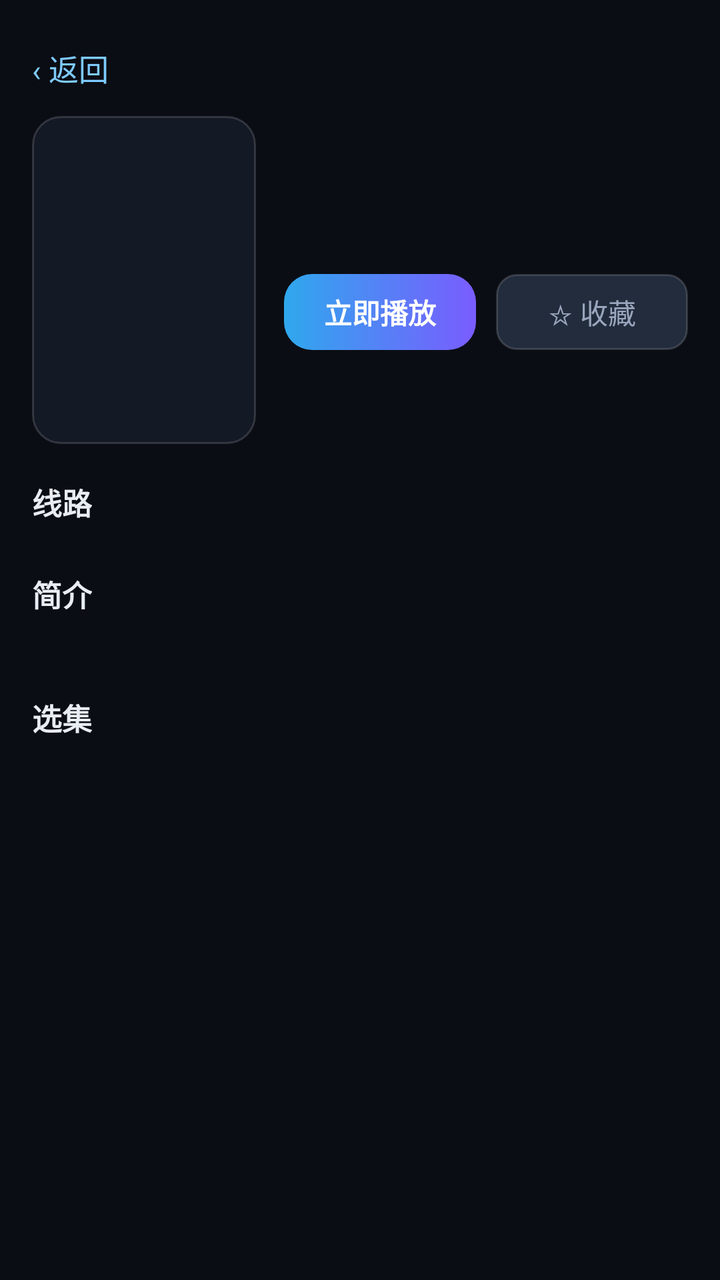
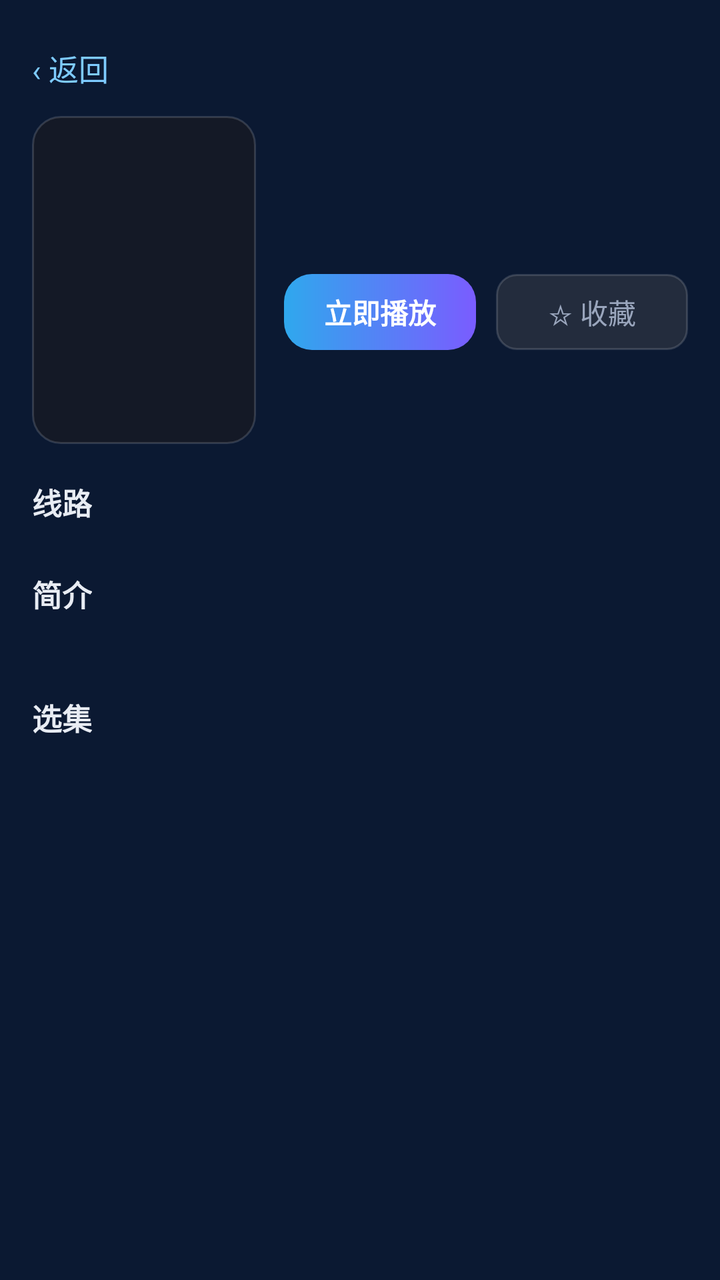

The first picture is an Android layout as it rendered before a commit; the second is the same layout after the commit. The layout source and the unified diff follow.
<!-- AndroidManifest.xml: application theme Theme.AIStream -->
<!-- res/layout/activity_detail.xml -->
<?xml version="1.0" encoding="utf-8"?>
<FrameLayout xmlns:android="http://schemas.android.com/apk/res/android"
    xmlns:app="http://schemas.android.com/apk/res-auto"
    android:layout_width="match_parent"
    android:layout_height="match_parent"
    android:background="@color/bg">

    <ScrollView
        android:layout_width="match_parent"
        android:layout_height="match_parent">

    <LinearLayout
        android:layout_width="match_parent"
        android:layout_height="wrap_content"
        android:orientation="vertical"
        android:padding="16dp">

    <TextView
        android:id="@+id/btnBack"
        android:layout_width="wrap_content"
        android:layout_height="36dp"
        android:gravity="center_vertical"
        android:text="‹ 返回"
        android:textColor="@color/accent_soft"
        android:textSize="15sp" />

    <LinearLayout
        android:layout_width="match_parent"
        android:layout_height="wrap_content"
        android:layout_marginTop="6dp"
        android:orientation="horizontal">

        <FrameLayout
            android:layout_width="112dp"
                android:layout_height="164dp"
                android:background="@drawable/bg_card">

                <ImageView
                    android:id="@+id/imgPoster"
                    android:layout_width="match_parent"
                    android:layout_height="match_parent"
                    android:contentDescription="@string/app_name"
                    android:scaleType="centerCrop" />

            </FrameLayout>

            <LinearLayout
                android:layout_width="0dp"
                android:layout_height="wrap_content"
                android:layout_marginStart="14dp"
                android:layout_weight="1"
                android:orientation="vertical">

                <TextView
                    android:id="@+id/tvTitle"
                    android:layout_width="wrap_content"
                    android:layout_height="wrap_content"
                    android:textColor="@color/fg"
                    android:textSize="18sp"
                    android:textStyle="bold" />

                <TextView
                    android:id="@+id/tvMeta"
                    android:layout_width="wrap_content"
                    android:layout_height="wrap_content"
                    android:layout_marginTop="6dp"
                    android:textColor="@color/fg_dim"
                    android:textSize="12sp" />

                <TextView
                    android:id="@+id/tvScore"
                    android:layout_width="wrap_content"
                    android:layout_height="wrap_content"
                    android:layout_marginTop="4dp"
                    android:textColor="#FFFFC857"
                    android:textSize="12sp" />

                <LinearLayout
                    android:layout_width="match_parent"
                    android:layout_height="wrap_content"
                    android:layout_marginTop="12dp"
                    android:baselineAligned="false"
                    android:orientation="horizontal">

                    <TextView
                        android:id="@+id/btnPlay"
                        android:layout_width="0dp"
                        android:layout_height="38dp"
                        android:layout_weight="1"
                        android:background="@drawable/bg_btn"
                        android:gravity="center"
                        android:text="@string/play_now"
                        android:textColor="@android:color/white"
                        android:textSize="14sp"
                        android:textStyle="bold" />

                    <TextView
                        android:id="@+id/btnFav"
                        android:layout_width="0dp"
                        android:layout_height="38dp"
                        android:layout_marginStart="10dp"
                        android:layout_weight="1"
                        android:background="@drawable/bg_chip"
                        android:gravity="center"
                        android:text="☆ 收藏"
                        android:textColor="@color/fg_dim"
                        android:textSize="14sp" />

                </LinearLayout>

            </LinearLayout>

        </LinearLayout>

        <TextView
            android:id="@+id/labLines"
            android:layout_width="wrap_content"
            android:layout_height="wrap_content"
            android:layout_marginTop="18dp"
            android:text="@string/label_line"
            android:textColor="@color/fg"
            android:textSize="15sp"
            android:textStyle="bold" />

        <androidx.recyclerview.widget.RecyclerView
            android:id="@+id/rvLines"
            android:layout_width="match_parent"
            android:layout_height="wrap_content"
            android:layout_marginTop="8dp"
            android:clipToPadding="false"
            android:orientation="horizontal"
            app:layoutManager="androidx.recyclerview.widget.LinearLayoutManager" />

        <TextView
            android:id="@+id/labParse"
            android:layout_width="wrap_content"
            android:layout_height="wrap_content"
            android:layout_marginTop="14dp"
            android:text="@string/label_parser"
            android:textColor="@color/fg"
            android:textSize="15sp"
            android:textStyle="bold"
            android:visibility="gone" />

        <androidx.recyclerview.widget.RecyclerView
            android:id="@+id/rvParse"
            android:layout_width="match_parent"
            android:layout_height="wrap_content"
            android:layout_marginTop="8dp"
            android:clipToPadding="false"
            android:orientation="horizontal"
            android:visibility="gone"
            app:layoutManager="androidx.recyclerview.widget.LinearLayoutManager" />

        <TextView
            android:layout_width="wrap_content"
            android:layout_height="wrap_content"
            android:layout_marginTop="16dp"
            android:text="@string/detail_plot"
            android:textColor="@color/fg"
            android:textSize="15sp"
            android:textStyle="bold" />

        <TextView
            android:id="@+id/tvPlot"
            android:layout_width="match_parent"
            android:layout_height="wrap_content"
            android:layout_marginTop="6dp"
            android:lineSpacingExtra="3dp"
            android:textColor="@color/fg_dim"
            android:textSize="13sp" />

        <TextView
            android:id="@+id/labEps"
            android:layout_width="wrap_content"
            android:layout_height="wrap_content"
            android:layout_marginTop="16dp"
            android:text="@string/label_episodes"
            android:textColor="@color/fg"
            android:textSize="15sp"
            android:textStyle="bold" />

        <androidx.recyclerview.widget.RecyclerView
            android:id="@+id/rvEps"
            android:layout_width="match_parent"
            android:layout_height="wrap_content"
            android:layout_marginTop="8dp"
            android:clipToPadding="false" />

    </LinearLayout>

    </ScrollView>

    
    <LinearLayout
        android:id="@+id/loadOverlay"
        android:layout_width="match_parent"
        android:layout_height="match_parent"
        android:background="@color/bg"
        android:gravity="center"
        android:orientation="vertical"
        android:visibility="gone">

        <TextView
            android:id="@+id/tvLoadTitle"
            android:layout_width="wrap_content"
            android:layout_height="wrap_content"
            android:text="正在优化加载线路"
            android:textColor="@color/fg"
            android:textSize="19sp"
            android:textStyle="bold" />

        <TextView
            android:id="@+id/tvLoadCount"
            android:layout_width="wrap_content"
            android:layout_height="wrap_content"
            android:layout_marginTop="10dp"
            android:textColor="@color/accent_soft"
            android:textSize="15sp" />

        <TextView
            android:id="@+id/tvLoadInfo"
            android:layout_width="wrap_content"
            android:layout_height="wrap_content"
            android:layout_marginTop="6dp"
            android:textColor="@color/fg_dim"
            android:textSize="13sp" />

        <ProgressBar
            android:layout_width="30dp"
            android:layout_height="30dp"
            android:layout_marginTop="18dp" />

        <TextView
            android:id="@+id/btnLoadPlay"
            android:layout_width="wrap_content"
            android:layout_height="42dp"
            android:layout_marginTop="20dp"
            android:background="@drawable/bg_btn"
            android:gravity="center"
            android:paddingStart="34dp"
            android:paddingEnd="34dp"
            android:text="立即播放"
            android:textColor="@android:color/white"
            android:textSize="15sp"
            android:textStyle="bold" />

        <TextView
            android:id="@+id/tvLoadTip"
            android:layout_width="wrap_content"
            android:layout_height="wrap_content"
            android:layout_marginTop="10dp"
            android:text="等全部线路就绪自动进入 · 急着看可点上面直接播"
            android:textColor="@color/fg_dim"
            android:textSize="12sp" />

    </LinearLayout>

</FrameLayout>
<!-- resources referenced by this layout -->
<resources>
  <color name="accent_soft">#FF7ECBFF</color>
  <color name="bg">#FF0B0D14</color>
  <color name="fg">#FFE8ECF3</color>
  <color name="fg_dim">#FF9AA6BD</color>
  <!-- drawable bg_btn (drawable) -->
  <?xml version="1.0" encoding="utf-8"?>
  <shape xmlns:android="http://schemas.android.com/apk/res/android" android:shape="rectangle">
      <gradient
          android:angle="0"
          android:endColor="#FF7A5CFF"
          android:startColor="#FF2FA8ED" />
      <corners android:radius="14dp" />
  </shape>
  <!-- drawable bg_card (drawable) -->
  <?xml version="1.0" encoding="utf-8"?>
  <shape xmlns:android="http://schemas.android.com/apk/res/android" android:shape="rectangle">
      <solid android:color="@color/bg_card" />
      <corners android:radius="14dp" />
      <stroke android:width="1dp" android:color="@color/line" />
  </shape>
  <!-- drawable bg_chip (drawable) -->
  <?xml version="1.0" encoding="utf-8"?>
  <shape xmlns:android="http://schemas.android.com/apk/res/android" android:shape="rectangle">
      <solid android:color="@color/chip_off" />
      <corners android:radius="10dp" />
      <stroke android:width="1dp" android:color="@color/line" />
  </shape>
  <string name="app_name">AIStream</string>
  <string name="detail_plot">简介</string>
  <string name="label_episodes">选集</string>
  <string name="label_line">线路</string>
  <string name="label_parser">解析器</string>
  <string name="play_now">立即播放</string>
  <style name="Theme.AIStream" parent="Theme.Material3.Dark.NoActionBar">
          <item name="android:windowBackground">@color/bg</item>
          <item name="android:navigationBarColor">@color/bg</item>
          <item name="android:statusBarColor">@color/bg</item>
          <item name="colorPrimary">@color/accent</item>
          <item name="colorSecondary">@color/accent_soft</item>
          <item name="colorOnPrimary">@color/fg</item>
          <item name="android:textColorPrimary">@color/fg</item>
          <item name="android:textColorSecondary">@color/fg_dim</item>
      </style>
  <color name="bg_card">#FF141926</color>
  <color name="line">#26FFFFFF</color>
  <color name="chip_off">#FF232C3D</color>
  <color name="accent">#FF2F6FED</color>
</resources>

<!-- the commit's change to res/layout/activity_detail.xml (unified diff, before → after) -->
@@ -4,6 +4,19 @@
     android:layout_width="match_parent"
     android:layout_height="match_parent"
     android:background="@color/bg">
+
+    
+    <ImageView
+        android:id="@+id/ivBackdrop"
+        android:layout_width="match_parent"
+        android:layout_height="match_parent"
+        android:contentDescription="@string/app_name"
+        android:scaleType="centerCrop" />
+
+    <View
+        android:layout_width="match_parent"
+        android:layout_height="match_parent"
+        android:background="#B30C1F3F" />
 
     <ScrollView
         android:layout_width="match_parent"
@@ -187,6 +200,54 @@
             android:layout_marginTop="8dp"
             android:clipToPadding="false" />
 
+        
+        <LinearLayout
+            android:id="@+id/epPageRow"
+            android:layout_width="match_parent"
+            android:layout_height="wrap_content"
+            android:layout_marginTop="8dp"
+            android:baselineAligned="false"
+            android:gravity="center_vertical"
+            android:orientation="horizontal"
+            android:visibility="gone">
+
+            <TextView
+                android:id="@+id/btnEpPrev"
+                android:layout_width="0dp"
+                android:layout_height="34dp"
+                android:layout_weight="1"
+                android:background="@drawable/bg_chip"
+                android:gravity="center"
+                android:text="上一页"
+                android:textColor="@color/fg_dim"
+                android:textSize="13sp" />
+
+            <TextView
+                android:id="@+id/tvEpPage"
+                android:layout_width="0dp"
+                android:layout_height="wrap_content"
+                android:layout_marginStart="10dp"
+                android:layout_weight="1.4"
+                android:ellipsize="end"
+                android:gravity="center"
+                android:maxLines="1"
+                android:textColor="@color/fg_weak"
+                android:textSize="12sp" />
+
+            <TextView
+                android:id="@+id/btnEpNext"
+                android:layout_width="0dp"
+                android:layout_height="34dp"
+                android:layout_marginStart="10dp"
+                android:layout_weight="1"
+                android:background="@drawable/bg_chip"
+                android:gravity="center"
+                android:text="下一页"
+                android:textColor="@color/fg_dim"
+                android:textSize="13sp" />
+
+        </LinearLayout>
+
     </LinearLayout>
 
     </ScrollView>
<!-- resource entries referenced after the edit -->
@@ -4,6 +4,7 @@
   <color name="bg">#FF0B0D14</color>
   <color name="fg">#FFE8ECF3</color>
   <color name="fg_dim">#FF9AA6BD</color>
+  <color name="fg_weak">#FF6B7A93</color>
   <!-- drawable bg_btn (drawable) -->
   <?xml version="1.0" encoding="utf-8"?>
   <shape xmlns:android="http://schemas.android.com/apk/res/android" android:shape="rectangle">
